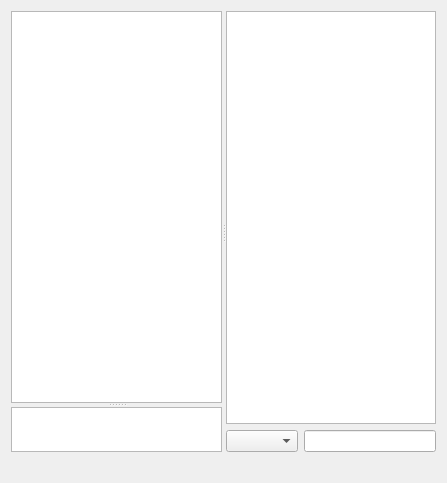
The window that eiskaltdcpp/ui/HubFrame.ui (eiskaltdcpp/eiskaltdcpp) describes before a commit, drawn with Qt 5.
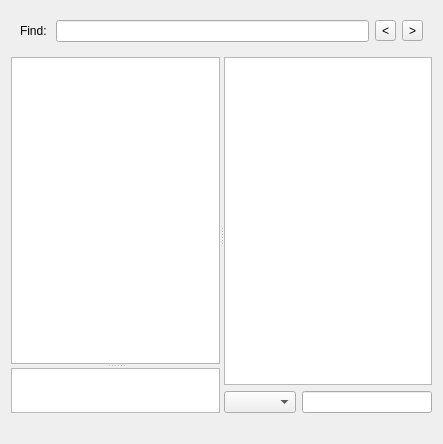
The same window after the commit.

Patch:
```diff
--- a/eiskaltdcpp/ui/HubFrame.ui
+++ b/eiskaltdcpp/ui/HubFrame.ui
@@ -6,15 +6,15 @@
    <rect>
     <x>0</x>
     <y>0</y>
-    <width>447</width>
-    <height>483</height>
+    <width>443</width>
+    <height>444</height>
    </rect>
   </property>
   <property name="windowTitle">
    <string>Form</string>
   </property>
   <layout class="QGridLayout" name="gridLayout_2">
-   <item row="0" column="0" colspan="2">
+   <item row="1" column="0" colspan="5">
     <widget class="QSplitter" name="splitter_2">
      <property name="sizePolicy">
       <sizepolicy hsizetype="Expanding" vsizetype="Expanding">
@@ -52,7 +52,7 @@
        </property>
       </widget>
      </widget>
-     <widget class="QWidget" name="">
+     <widget class="QWidget" name="layoutWidget">
       <layout class="QGridLayout" name="gridLayout">
        <item row="0" column="0" colspan="2">
         <widget class="QTreeView" name="treeView_USERS">
@@ -92,14 +92,7 @@
      </widget>
     </widget>
    </item>
-   <item row="1" column="0">
-    <widget class="QLabel" name="label_STATUS">
-     <property name="text">
-      <string/>
-     </property>
-    </widget>
-   </item>
-   <item row="1" column="1">
+   <item row="2" column="3" colspan="2">
     <widget class="QLabel" name="label_USERSTATE">
      <property name="text">
       <string/>
@@ -109,6 +102,46 @@
      </property>
     </widget>
    </item>
+   <item row="0" column="0" colspan="5">
+    <widget class="QFrame" name="frame">
+     <property name="frameShape">
+      <enum>QFrame::NoFrame</enum>
+     </property>
+     <property name="frameShadow">
+      <enum>QFrame::Raised</enum>
+     </property>
+     <layout class="QGridLayout" name="gridLayout_3">
+      <item row="0" column="0">
+       <widget class="QLabel" name="label">
+        <property name="text">
+         <string>Find: </string>
+        </property>
+       </widget>
+      </item>
+      <item row="0" column="1">
+       <widget class="QLineEdit" name="lineEdit_FIND">
+        <property name="alignment">
+         <set>Qt::AlignRight|Qt::AlignTrailing|Qt::AlignVCenter</set>
+        </property>
+       </widget>
+      </item>
+      <item row="0" column="2">
+       <widget class="QToolButton" name="toolButton_BACK">
+        <property name="text">
+         <string>&lt;</string>
+        </property>
+       </widget>
+      </item>
+      <item row="0" column="3">
+       <widget class="QToolButton" name="toolButton_FORWARD">
+        <property name="text">
+         <string>&gt;</string>
+        </property>
+       </widget>
+      </item>
+     </layout>
+    </widget>
+   </item>
   </layout>
  </widget>
  <resources/>
```
